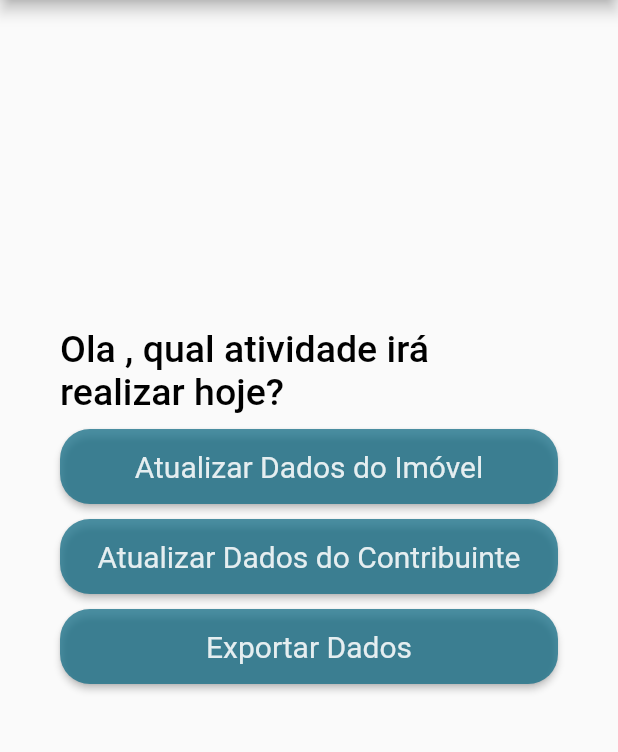
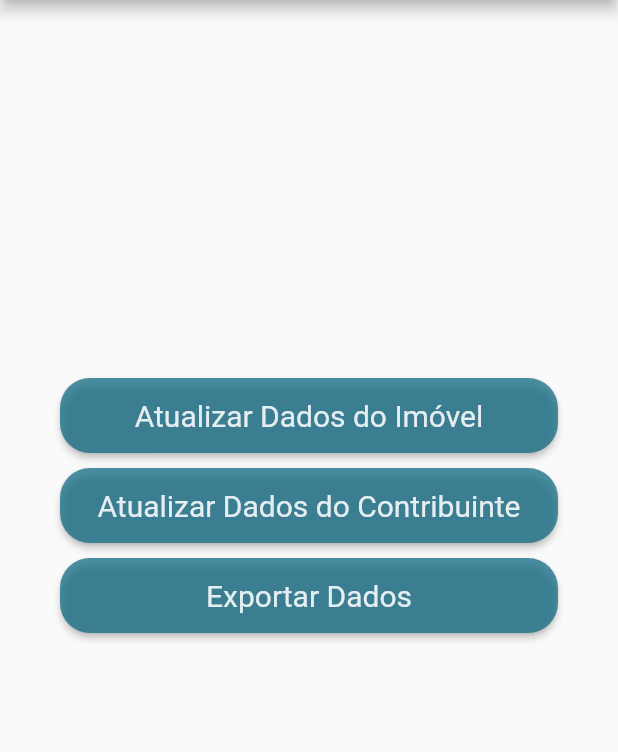
Before and after one commit to FloraRosaPupo/App-cadastro-imobiliario, a Flutter app: the Painel screen opened directly, on a phone screen of 412 x 824 dp, the part 225-977 px from its top. Run offline on Flutter 3.47's test engine with Material 2 defaults, Android fonts, the phone set to English and light mode, and no system bars; our stand-ins replace date_format, firebase_auth, firebase_core, flutter_native_splash, get, shared_preferences; missing offline and left inert: camera_camera, flutter_launcher_icons; accounts and stored records are empty; Roboto replaces fonts that are missing (Montserrat).

Commit message:
atualizações drawer

```diff
--- a/lib/functions.dart
+++ b/lib/functions.dart
@@ -191,11 +191,10 @@ menuLateralDinamico(nome, email) {
     child: Column(children: [
       //como deixar o nome e email global na aplicação sem precisar receber apenas do painel
       UserAccountsDrawerHeader(
+          decoration: BoxDecoration(color: Color.fromARGB(188, 0, 29, 37)),
+          accountName: Text(nome),
+          accountEmail: Text(email)),
 
-          accountName: Text(nome), accountEmail: Text(email)),
-      SizedBox(
-        height: 60,
-      ),
       Container(
         decoration: BoxDecoration(
           border: Border(
--- a/lib/pages/exportar.dart
+++ b/lib/pages/exportar.dart
@@ -8,6 +8,7 @@ import 'package:projeto_prefeitura/main.dart';
 import 'package:projeto_prefeitura/pages/exportar.dart';
 import 'package:projeto_prefeitura/users.dart';
 import 'package:firebase_auth/firebase_auth.dart';
+// ignore: duplicate_import
 import 'package:projeto_prefeitura/users.dart';
 
 class Exportar extends StatefulWidget {
--- a/lib/pages/forms/contribuinte.dart
+++ b/lib/pages/forms/contribuinte.dart
@@ -1,4 +1,4 @@
-// ignore_for_file: unused_import
+// ignore_for_file: unused_import, must_call_super
 
 import 'package:flutter/src/widgets/framework.dart';
 import 'package:flutter/src/widgets/placeholder.dart';
--- a/lib/pages/forms/imovel.dart
+++ b/lib/pages/forms/imovel.dart
@@ -1,6 +1,6 @@
 //import 'dart:io';
 
-// ignore_for_file: unused_import, unused_field
+// ignore_for_file: unused_import, unused_field, must_call_super
 
 import 'dart:io';
 
@@ -30,6 +30,7 @@ class _ImovelState extends State<Imovel> {
   final _firebaseAuth = FirebaseAuth.instance;
   String nome = '';
   String email = '';
+
 
   @override
   initState() {
--- a/lib/pages/painel.dart
+++ b/lib/pages/painel.dart
@@ -1,4 +1,4 @@
-// ignore_for_file: unused_import
+// ignore_for_file: unused_import, must_call_super
 
 import 'package:firebase_auth/firebase_auth.dart';
 import 'package:flutter/src/widgets/framework.dart';
@@ -24,6 +24,7 @@ class _PainelState extends State<Painel> {
   String nome = '';
   String email = '';
 
+  //
   @override
   initState() {
     chamarUsuario();
@@ -42,15 +43,6 @@ class _PainelState extends State<Painel> {
             child: Column(
               crossAxisAlignment: CrossAxisAlignment.stretch,
               children: <Widget>[
-                Text(
-                  'Ola ' + nome + ', qual atividade irá realizar hoje?',
-                  textAlign: TextAlign.start,
-                  style: TextStyle(
-                      color: Colors.black,
-                      fontSize: 25,
-                      fontWeight: FontWeight.w500),
-                ),
-                Espacamento10(),
                 ElevatedButton(
                   style: raisedButtonStyle,
                   onPressed: () {
--- a/lib/pages/quarteiroes.dart
+++ b/lib/pages/quarteiroes.dart
@@ -1,4 +1,4 @@
-// ignore_for_file: unused_import
+// ignore_for_file: unused_import, must_call_super
 
 import 'package:firebase_auth/firebase_auth.dart';
 import 'package:flutter/material.dart';
@@ -19,6 +19,7 @@ class _QuarteiroesState extends State<Quarteiroes> {
   String nome = '';
   String email = '';
 
+  //
   @override
   initState() {
     chamarUsuario();
--- a/lib/pages/registerpage.dart
+++ b/lib/pages/registerpage.dart
@@ -148,6 +148,7 @@ class _RegisterPageState extends State<RegisterPage> {
       UserCredential userCredential =
           await _firebaseAuth.createUserWithEmailAndPassword(
               email: _emailController.text, password: _passwordController.text);
+      // ignore: unnecessary_null_comparison
       if (userCredential != null) {
         userCredential.user!.updateDisplayName(_nomeController.text);
         Navigator.pushAndRemoveUntil(
```
